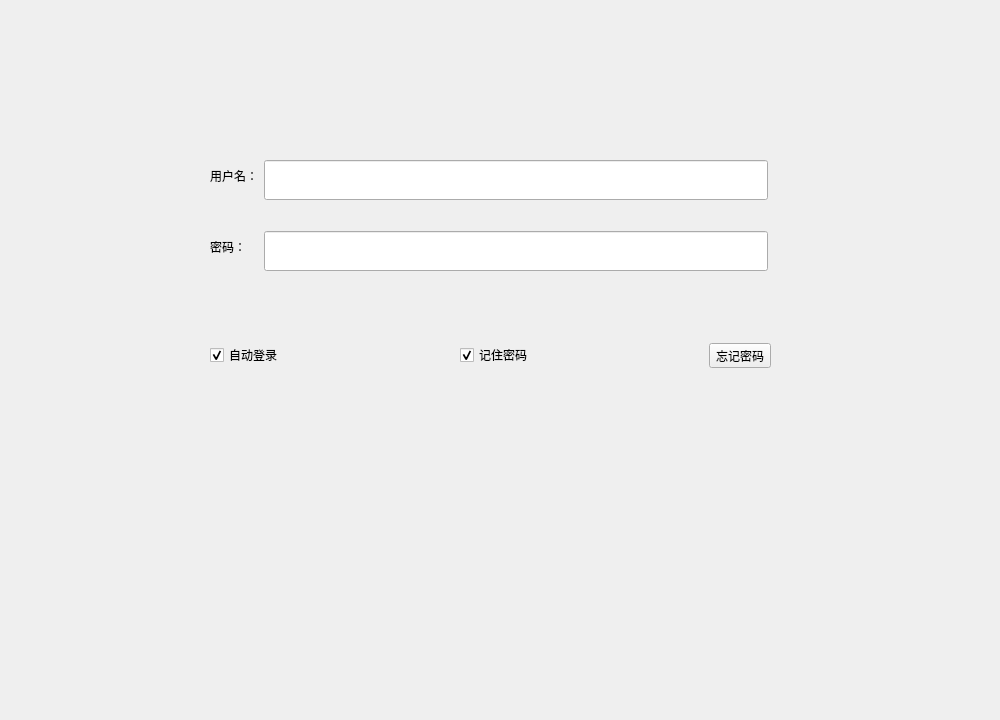
This is login.ui in Weies/Curriculum-Design-For-Database as Qt 5 draws it before an edit. The edited form follows.
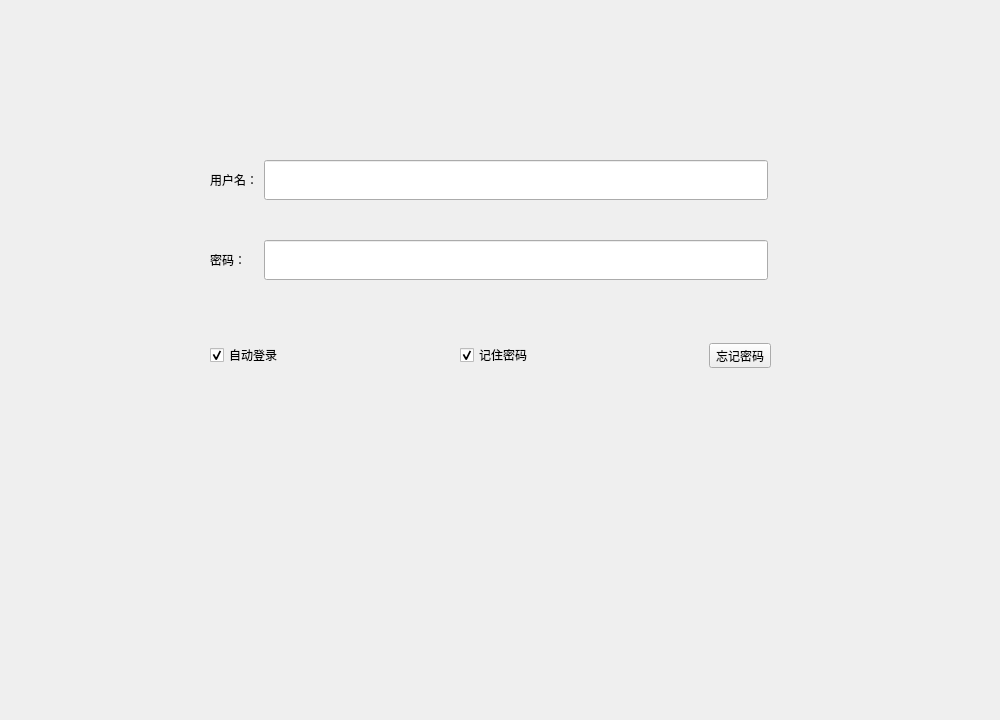
This is the edited form.

```diff
--- a/login.ui
+++ b/login.ui
@@ -93,7 +93,7 @@
      <x>210</x>
      <y>120</y>
      <width>558</width>
-     <height>181</height>
+     <height>200</height>
     </rect>
    </property>
    <layout class="QGridLayout" name="gridLayout_2">
```
